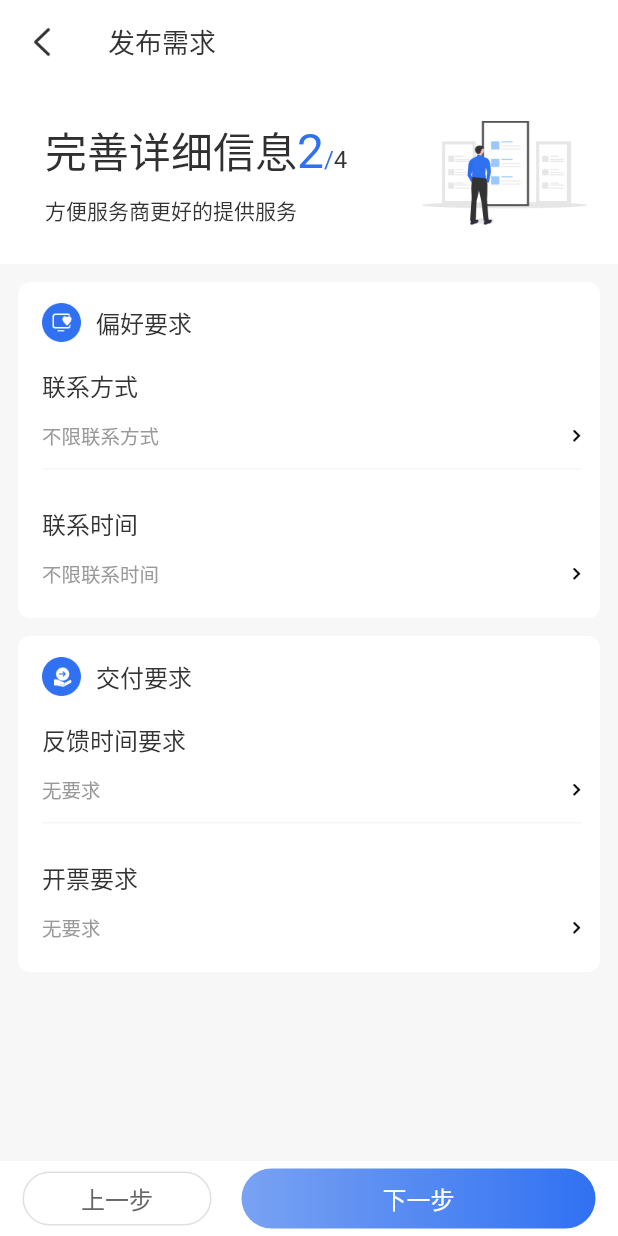
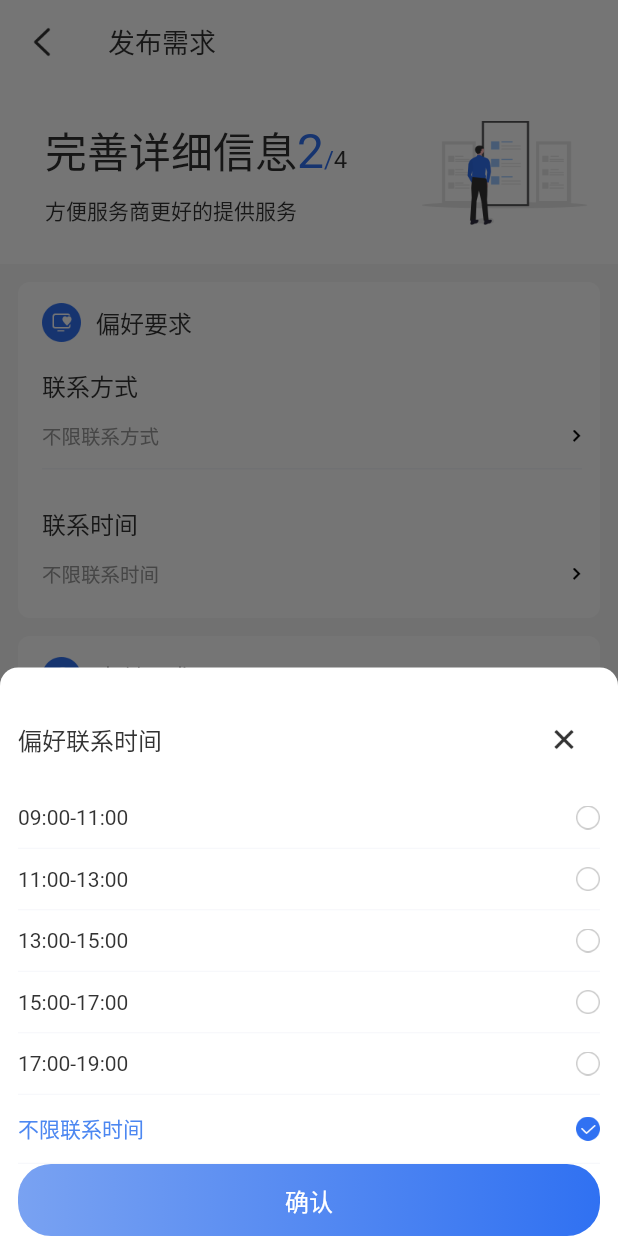
Before and after one commit to songxing10000/myflutter, a Flutter app: the ReleaseRequirement2Page screen opened by its route, after a tap on "不限联系时间", on a phone screen of 412 x 824 dp. Run offline on Flutter 3.47's test engine with Material 2 defaults, Android fonts, the phone set to English and light mode, and no system bars; missing offline and left inert: extended_tabs; Roboto replaces fonts that are missing (PingFangSC-Medium, PingFangSC-Regular, PingFangSC-Semibold).

Commit message:
时间选择

```diff
--- a/lib/ReleaseRequirement2Page.dart
+++ b/lib/ReleaseRequirement2Page.dart
@@ -1,6 +1,7 @@
 import 'package:flutter/material.dart';
 import 'package:myflutter/MyAppBar.dart';
 import 'SelectStrsSheet.dart';
+import 'SelectTimeSheet.dart';
 
 // ignore: must_be_immutable
 class ReleaseRequirement2Page extends StatefulWidget {
@@ -8,6 +9,18 @@ class ReleaseRequirement2Page extends StatefulWidget {
   String ContactInfoTitle = '联系方式';
   List<String> ContactInfoStrs = ["隐私电话", "企业微信", "不限联系方式"];
   int ContactInfoSelectedIdx = 2;
+
+  /// 偏好联系时间
+  String preferredContactTimeTitile = '偏好联系时间';
+  List<String> preferredContactTimeStrs = [
+    "09:00-11:00",
+    "11:00-13:00",
+    "13:00-15:00",
+    "15:00-17:00",
+    "17:00-19:00",
+    "不限联系时间"
+  ];
+  int preferredContactTimeSelectedIdx = 5;
 
   /// 开票要求
   String InvoicingTitle = '开票要求';
@@ -122,12 +135,34 @@ class _ReleaseRequirement2PageState extends State<ReleaseRequirement2Page> {
             ),
             InkWell(
                 onTap: () {
-                  print("d333");
+                  showModalBottomSheet(
+                      context: context,
+                      backgroundColor: Colors.white,
+                      shape: RoundedRectangleBorder(
+                        borderRadius: BorderRadius.only(
+                          topLeft: Radius.circular(12.0),
+                          topRight: Radius.circular(12.0),
+                        ),
+                      ),
+                      builder: (context) {
+                        return SelectTimeSheet(
+                          title: widget.preferredContactTimeTitile,
+                          selecteStrs: widget.preferredContactTimeStrs,
+                          selectedIdx: widget.preferredContactTimeSelectedIdx,
+                          onTap: (int newSelectedIndex) {
+                            setState(() {
+                              widget.preferredContactTimeSelectedIdx =
+                                  newSelectedIndex;
+                            });
+                          },
+                        );
+                      });
                 },
                 child: Row(
                   children: [
                     Text(
-                      '不限联系时间',
+                      widget.preferredContactTimeStrs[
+                          widget.preferredContactTimeSelectedIdx],
                       style: TextStyle(
                           fontFamily: 'PingFangSC-Regular',
                           fontSize: 13,
--- /dev/null
+++ b/lib/SelectTimeSheet.dart
@@ -0,0 +1,123 @@
+import 'package:flutter/material.dart';
+
+// ignore: must_be_immutable
+class SelectTimeSheet extends StatefulWidget {
+  /// 回调外面，当前选择的哪个联系方式
+  void Function(int newSelectedIdx) onTap;
+  String title;
+  List<String> selecteStrs;
+  int selectedIdx;
+  SelectTimeSheet(
+      {Key? key,
+      required this.title,
+      required this.selecteStrs,
+      required this.selectedIdx,
+      required this.onTap})
+      : super(key: key);
+
+  @override
+  State<SelectTimeSheet> createState() => _SelectTimeSheetState();
+}
+
+class _SelectTimeSheetState extends State<SelectTimeSheet> {
+  @override
+  Widget build(BuildContext context) {
+    return Padding(
+      padding: const EdgeInsets.fromLTRB(12, 24, 12, 0),
+      child: Column(
+          mainAxisSize: MainAxisSize.min, //sheet高度自适应
+          crossAxisAlignment: CrossAxisAlignment.stretch, // 宽度拉伸
+          children: [
+            Row(
+              children: [
+                Text(
+                  widget.title,
+                  style: TextStyle(
+                      fontFamily: 'PingFangSC-Medium',
+                      fontSize: 16,
+                      color: Color(0xFF333333)),
+                ),
+                Spacer(),
+                IconButton(
+                    onPressed: () {
+                      // dismiss sheet
+                      Navigator.of(context).pop();
+                    },
+                    icon: Image.asset('images/icon_close.png')),
+              ],
+            ),
+            SizedBox(
+              height: 8,
+            ),
+            ListView.builder(
+                physics: new NeverScrollableScrollPhysics(), // 禁止滚动
+                shrinkWrap: true, // 这个属性很重要
+                itemCount: widget.selecteStrs.length,
+                itemBuilder: (context, index) {
+                  String selecteStr = widget.selecteStrs[index];
+
+                  return InkWell(
+                      onTap: () {
+                        setState(() {
+                          widget.selectedIdx = index;
+                        });
+                      },
+                      child: Column(
+                        children: [
+                          SizedBox(
+                            height: 12,
+                          ),
+                          Row(
+                            children: [
+                              Text(
+                                selecteStr,
+                                style: TextStyle(
+                                    fontFamily: 'PingFangSC-Regular',
+                                    fontSize: 14,
+                                    color: index == widget.selectedIdx
+                                        ? Color(0xFF4C87F1)
+                                        : Color(0xFF333333)),
+                              ),
+                              Spacer(),
+                              Image.asset(widget.selectedIdx != index
+                                  ? 'images/icon_weixuanzhong.png'
+                                  : 'images/icon_xuanzhong.png'),
+                            ],
+                          ),
+                          SizedBox(
+                            height: 12,
+                          ),
+                          Divider(
+                            height: 1,
+                            color: Color(0xffF5F6FA),
+                          )
+                        ],
+                      ));
+                }),
+            Container(
+              decoration: const BoxDecoration(
+                  borderRadius: BorderRadius.all(Radius.circular(22)),
+                  gradient: LinearGradient(
+                      colors: <Color>[Color(0xFF79A2F2), Color(0xFF3071F2)])),
+              child: TextButton(
+                onPressed: () {
+                  widget.onTap(widget.selectedIdx);
+                  Navigator.of(context).pop();
+                },
+                child: const Text(
+                  '确认',
+                  style: TextStyle(
+                      fontFamily: 'PingFangSC-Regular',
+                      fontSize: 16,
+                      color: Colors.white),
+                ),
+              ),
+            ),
+            Container(
+              height: MediaQuery.of(context).padding.bottom,
+              color: Color(0xFFFFFFFF),
+            ),
+          ]),
+    );
+  }
+}
```
